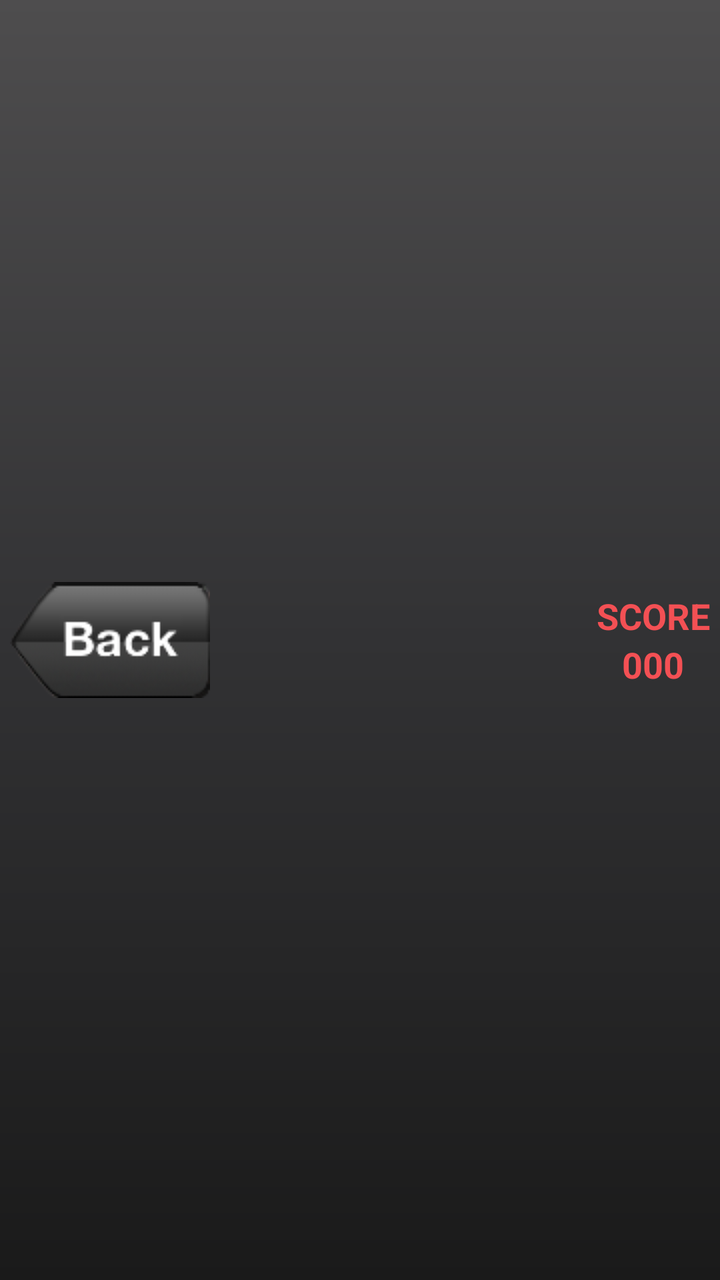
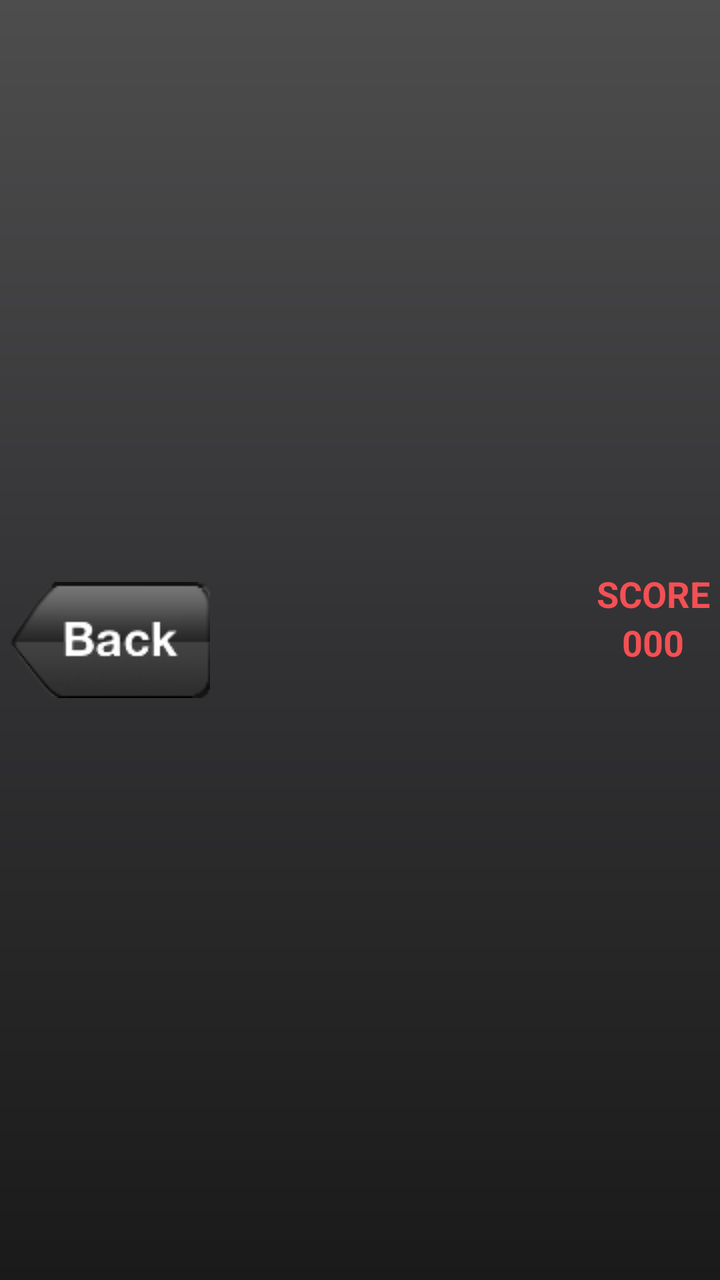

Screens rendered from an Android XML layout before and after an edit, with the pre-edit source and the edit as a unified diff.
<!-- AndroidManifest.xml: application theme Theme.Football2 -->
<!-- res/layout/title_bar2.xml -->
<?xml version="1.0" encoding="utf-8"?>
<RelativeLayout xmlns:android="http://schemas.android.com/apk/res/android"
    android:id="@+id/titleBar"
    android:layout_width="match_parent"
    android:layout_height="50dp"
    android:layout_alignParentTop="true"
    android:background="@drawable/title_bar"
    android:orientation="horizontal" >

    <ImageButton
        android:id="@+id/back2"
        android:layout_width="wrap_content"
        android:layout_height="wrap_content"
        android:layout_centerVertical="true"
        android:layout_alignParentLeft="true"
        android:layout_gravity="left"
        android:layout_margin="5dip"
        android:background="@drawable/button_back" />

    <TextView
        android:id="@+id/title"
        android:layout_width="wrap_content"
        android:layout_height="wrap_content"
        android:layout_centerHorizontal="true"
        android:layout_centerVertical="true"
        android:textAppearance="?android:attr/textAppearanceLarge"
        android:textColor="#FFF"
        android:textSize="20sp"
        android:textStyle="bold" />

    <LinearLayout
        android:layout_width="wrap_content"
        android:layout_height="wrap_content"
        android:layout_alignParentRight="true"
        android:layout_centerVertical="true"
        android:layout_marginRight="5dp"
        android:gravity="center"
        android:orientation="vertical" >

        <TextView
            android:id="@+id/scoreTitle"
            android:layout_width="wrap_content"
            android:layout_height="wrap_content"
            android:shadowColor="#f35054"
            android:text="SCORE"
            android:textAppearance="?android:attr/textAppearanceMedium"
            android:textSize="18sp"
            android:textColor="#f35054"
            android:textStyle="bold" />

        <TextView
            android:id="@+id/scoreValue"
            android:layout_width="wrap_content"
            android:layout_height="wrap_content"
            android:text="000"
            android:textAppearance="?android:attr/textAppearanceMedium"
            android:textColor="#f35054"
            android:textSize="18sp"
            android:textStyle="bold" />
    </LinearLayout>

</RelativeLayout>
<!-- resources referenced by this layout -->
<resources>
  <!-- drawable button_back (drawable) -->
  <?xml version="1.0" encoding="utf-8"?>
  <selector xmlns:android="http://schemas.android.com/apk/res/android">
  
      <item android:drawable="@drawable/back_pressed" android:state_pressed="true"/>
      <item android:drawable="@drawable/back" android:state_pressed="false"/>
  
  </selector>
  <!-- drawable title_bar (drawable) -->
  <?xml version="1.0" encoding="utf-8"?>
  <shape xmlns:android="http://schemas.android.com/apk/res/android"
      android:shape="rectangle" >
  
      <gradient
          android:angle="270"
          android:centerColor="#323234"
          android:endColor="#1a1a1a"
          android:startColor="#4e4d4e" />
  
  </shape>
  <style name="Theme.Football2" parent="Base.Theme.Football2" />
  <!-- drawable back_pressed: png bitmap (drawable, 5517 bytes) -->
  <!-- drawable back: png bitmap (drawable, 5973 bytes) -->
  <style name="Base.Theme.Football2" parent="Theme.Material3.DayNight.NoActionBar">
          
          
      </style>
</resources>

<!-- the commit's change to res/layout/title_bar2.xml (unified diff, before → after) -->
@@ -57,6 +57,16 @@
             android:textColor="#f35054"
             android:textSize="18sp"
             android:textStyle="bold" />
+
+        <TextView
+            android:id="@+id/scoreAnimText"
+            android:layout_width="wrap_content"
+            android:layout_height="wrap_content"
+            android:layout_marginStart="4dp"
+            android:alpha="0"
+            android:textSize="16sp"
+            android:textStyle="bold"
+            android:visibility="invisible" />
     </LinearLayout>
 
 </RelativeLayout>
